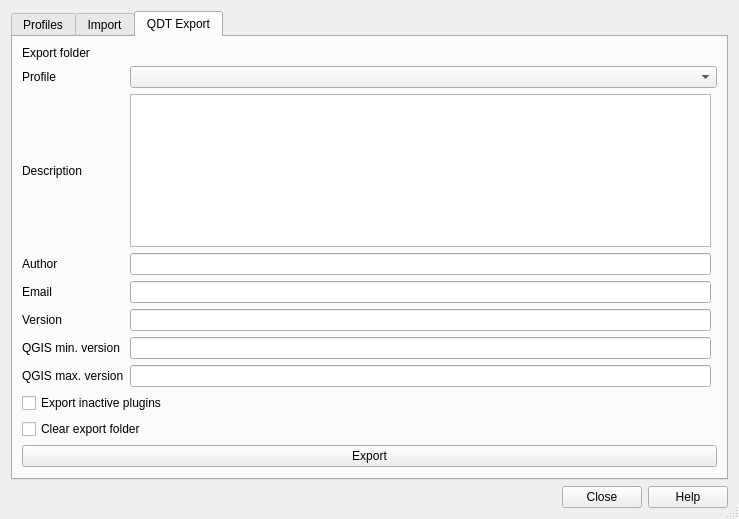
qgis-deployment/profile_manager, file profile_manager/profile_manager_dialog_base.ui: the form before one commit.
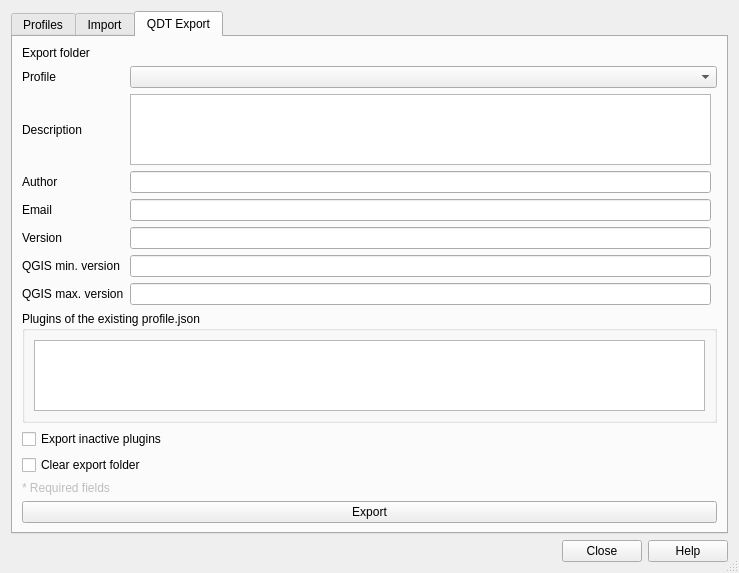
The form after the commit. The open tabs and pages were chosen to show the change. Custom widgets are drawn as their Qt base class.

Commit message: feature(qdt): display plugins listed in the imported profile.json

What changed in the file:
```diff
--- a/profile_manager/profile_manager_dialog_base.ui
+++ b/profile_manager/profile_manager_dialog_base.ui
@@ -391,6 +391,28 @@
        <string>QDT Export</string>
       </attribute>
       <layout class="QGridLayout" name="gridLayout">
+       <item row="8" column="0" colspan="3">
+        <widget class="QGroupBox" name="qdt_plugins_group">
+         <property name="title">
+          <string>Plugins of the existing profile.json</string>
+         </property>
+         <layout class="QVBoxLayout" name="qdt_plugins_layout">
+          <item>
+           <widget class="QdtPluginListView" name="qdt_plugins_view"/>
+          </item>
+         </layout>
+        </widget>
+       </item>
+       <item row="11" column="0" colspan="2">
+        <widget class="QLabel" name="qdt_required_legend">
+         <property name="enabled">
+          <bool>false</bool>
+         </property>
+         <property name="text">
+          <string>* Required fields</string>
+         </property>
+        </widget>
+       </item>
        <item row="3" column="0">
         <widget class="QLabel" name="qdt_author_label">
          <property name="text">
@@ -444,7 +466,7 @@
        <item row="5" column="1">
         <widget class="QLineEdit" name="qdt_version_edit"/>
        </item>
-       <item row="9" column="0" colspan="2">
+       <item row="10" column="0" colspan="2">
         <widget class="QCheckBox" name="qdt_clear_export_folder_checkbox">
          <property name="text">
           <string>Clear export folder</string>
@@ -454,7 +476,7 @@
        <item row="6" column="1">
         <widget class="QLineEdit" name="qdt_qgis_min_version_edit"/>
        </item>
-       <item row="12" column="0" colspan="3">
+       <item row="13" column="0" colspan="3">
         <spacer name="verticalSpacer_4">
          <property name="orientation">
           <enum>Qt::Vertical</enum>
@@ -467,7 +489,7 @@
          </property>
         </spacer>
        </item>
-       <item row="8" column="0" colspan="2">
+       <item row="9" column="0" colspan="2">
         <widget class="QCheckBox" name="qdt_inactive_plugin_export_checkbox">
          <property name="text">
           <string>Export inactive plugins</string>
@@ -481,7 +503,7 @@
          </property>
         </widget>
        </item>
-       <item row="11" column="0" colspan="3">
+       <item row="12" column="0" colspan="3">
         <widget class="QPushButton" name="export_qdt_button">
          <property name="text">
           <string>Export</string>
@@ -529,6 +551,11 @@
   </layout>
  </widget>
  <customwidgets>
+  <customwidget>
+   <class>QdtPluginListView</class>
+   <extends>QTreeView</extends>
+   <header>profile_manager.gui.wdg_qdt_plugins</header>
+  </customwidget>
   <customwidget>
    <class>QgsFileWidget</class>
    <extends>QWidget</extends>
```
The commit also changes 5 other files.
